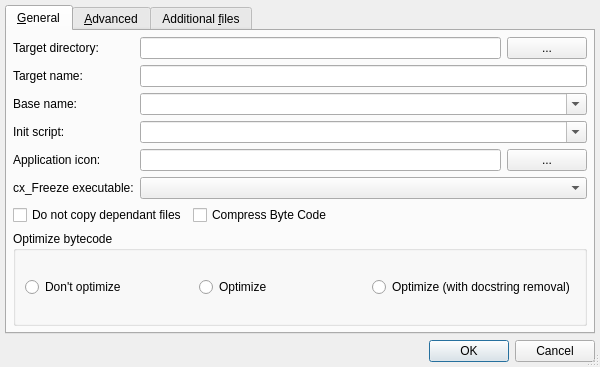
Old version of the form CxFreeze/CxfreezeConfigDialog.ui in the repository ag-python/ide-eric-cxfreeze.
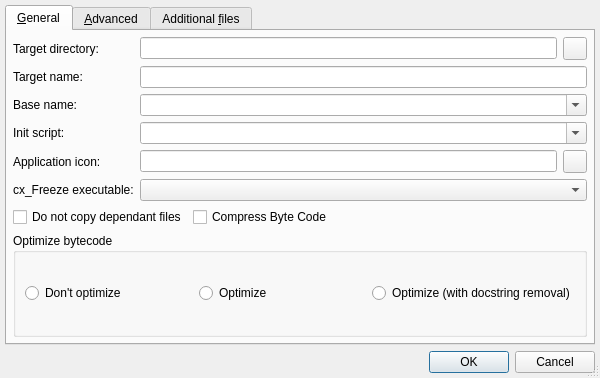
New version of the form.

The edit to the form file:
```diff
--- a/CxFreeze/CxfreezeConfigDialog.ui
+++ b/CxFreeze/CxfreezeConfigDialog.ui
@@ -7,7 +7,7 @@
     <x>0</x>
     <y>0</y>
     <width>600</width>
-    <height>367</height>
+    <height>378</height>
    </rect>
   </property>
   <property name="windowTitle">
@@ -141,13 +141,6 @@
          </property>
         </widget>
        </item>
-       <item row="0" column="2">
-        <widget class="QPushButton" name="targetDirButton">
-         <property name="text">
-          <string>...</string>
-         </property>
-        </widget>
-       </item>
        <item row="0" column="1">
         <widget class="QLineEdit" name="targetDirEdit">
          <property name="toolTip">
@@ -259,12 +252,11 @@
          </property>
         </widget>
        </item>
+       <item row="0" column="2">
+        <widget class="QToolButton" name="targetDirButton"/>
+       </item>
        <item row="4" column="2">
-        <widget class="QPushButton" name="iconFileButton">
-         <property name="text">
-          <string>...</string>
-         </property>
-        </widget>
+        <widget class="QToolButton" name="iconFileButton"/>
        </item>
       </layout>
      </widget>
```
Left out of the diff: 22 changed lines with no effect on the pictures.
